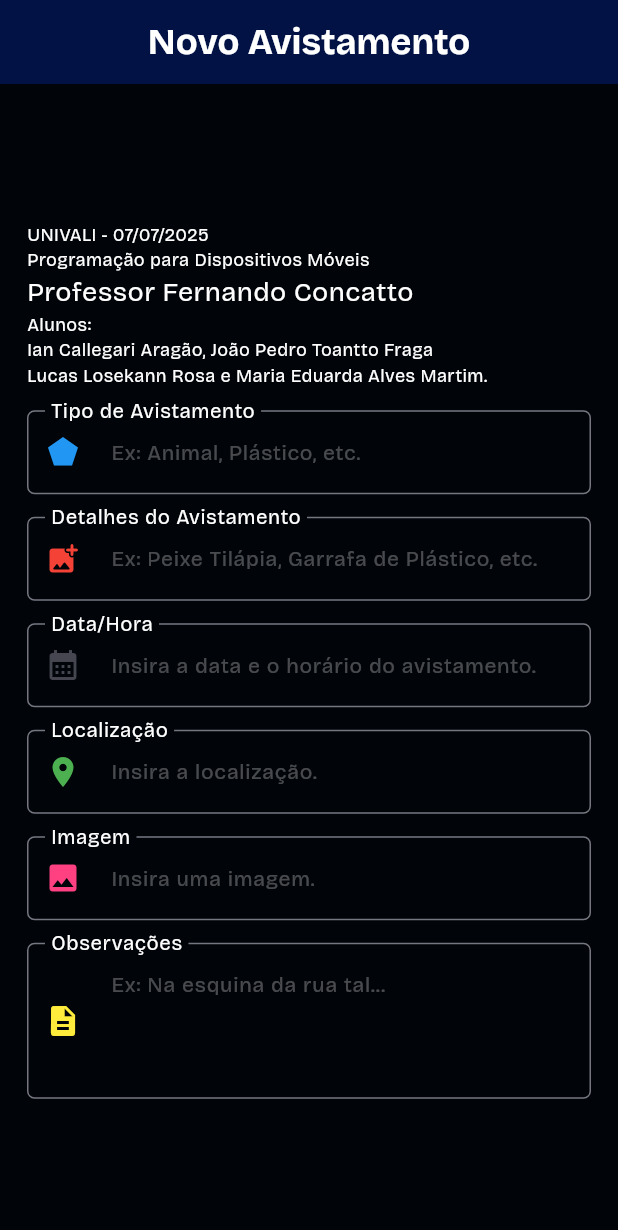
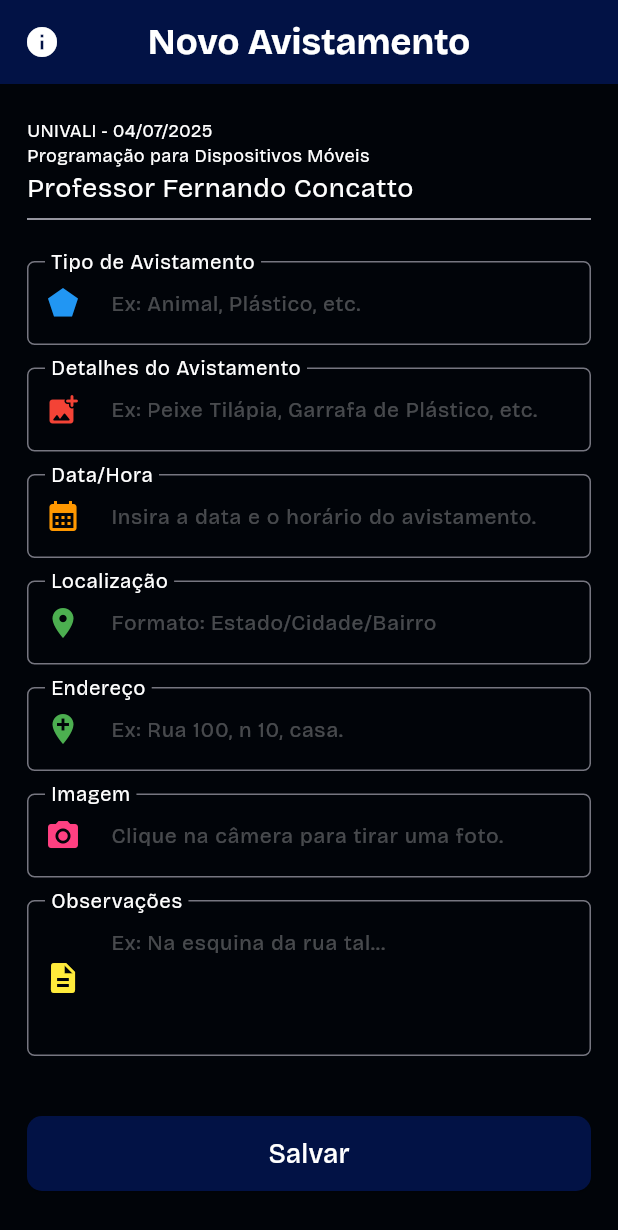
Before and after one commit to joaopedrofraga/mobdev-m3, a Flutter app: the screen it shows after launch, on a phone screen of 412 x 824 dp. Shown: the top 1230 px of the screen. Run offline on Flutter 3.47's test engine with Material 3 defaults, Android fonts, the phone set to English and light mode, and no system bars; our stand-ins replace google_fonts, image_picker.

Commit message:
Adição da função da câmera e teste de debug

```diff
--- a/lib/app.dart
+++ b/lib/app.dart
@@ -1,7 +1,10 @@
+import 'dart:io';
 import 'package:flutter/material.dart';
 import 'package:google_fonts/google_fonts.dart';
+import 'package:image_picker/image_picker.dart';
 import 'package:mobdev_m3/controller/app_colors.dart';
 import 'package:mobdev_m3/view/select_date_time_icon_button_widget.dart';
+import 'package:mobdev_m3/view/take_picture_icon_button_widget.dart';
 import 'package:mobdev_m3/view/text_form_field_widget.dart';
 import 'package:mobdev_m3/view/text_widget.dart';
 
@@ -14,11 +17,26 @@ class App extends StatefulWidget {
 
 class _AppState extends State<App> {
   DateTime? selectedDateTime;
+  final _imageController = TextEditingController();
+  XFile? _imageFile;
 
   void updateDateTime(DateTime newDateTime) {
     setState(() {
       selectedDateTime = newDateTime;
     });
+  }
+
+  void _updateImage(XFile newImage) {
+    setState(() {
+      _imageFile = newImage;
+      _imageController.text = newImage.name;
+    });
+  }
+
+  @override
+  void dispose() {
+    _imageController.dispose();
+    super.dispose();
   }
 
   @override
@@ -34,25 +52,26 @@ class _AppState extends State<App> {
           title: TextWidget.title('Novo Avistamento'),
           centerTitle: true,
           backgroundColor: AppColors.primaryColor,
+          leading: Tooltip(
+            message:
+                'Alunos\n- Ian Callegari Aragão\n- João Pedro Tonatto Fraga\n- Lucas Losekann Rosa\n- Maria Eduarda Alves Martim',
+            child: Icon(Icons.info, color: AppColors.whiteColor),
+          ),
         ),
         body: Padding(
-          padding: const EdgeInsets.all(18),
+          padding: const EdgeInsets.all(18).copyWith(top: 10),
           child: Center(
+            child: SingleChildScrollView(
               child: Column(
                 mainAxisSize: MainAxisSize.min,
                 crossAxisAlignment: CrossAxisAlignment.start,
                 children: [
-                TextWidget.small('UNIVALI - 07/07/2025'),
+                  TextWidget.small('UNIVALI - 04/07/2025'),
                   TextWidget.small('Programação para Dispositivos Móveis'),
                   TextWidget.normal('Professor Fernando Concatto'),
-                TextWidget.small('Alunos:'),
-                TextWidget.small(
-                  'Ian Callegari Aragão, João Pedro Toantto Fraga',
-                ),
-                TextWidget.small(
-                  'Lucas Losekann Rosa e Maria Eduarda Alves Martim.',
-                ),
-                const SizedBox(height: 15),
+                  const Divider(),
+                  const SizedBox(height: 20),
+
                   TextFormFieldWidget(
                     controller: TextEditingController(),
                     label: 'Tipo de Avistamento',
@@ -82,7 +101,7 @@ class _AppState extends State<App> {
                   TextFormFieldWidget(
                     controller: TextEditingController(),
                     label: 'Localização',
-                  hintText: 'Insira a localização.',
+                    hintText: 'Formato: Estado/Cidade/Bairro',
                     preffixIcon: Icon(
                       Icons.location_on_sharp,
                       color: Colors.green,
@@ -91,9 +110,34 @@ class _AppState extends State<App> {
                   const SizedBox(height: 15),
                   TextFormFieldWidget(
                     controller: TextEditingController(),
+                    label: 'Endereço',
+                    hintText: 'Ex: Rua 100, n 10, casa.',
+                    preffixIcon: Icon(Icons.add_location, color: Colors.green),
+                  ),
+                  const SizedBox(height: 15),
+                  /*if (_imageFile != null)
+                    Padding(
+                      padding: const EdgeInsets.only(bottom: 15.0),
+                      child: Center(
+                        child: ClipRRect(
+                          borderRadius: BorderRadius.circular(10),
+                          child: Image.file(
+                            File(_imageFile!.path),
+                            height: 200,
+                            width: double.infinity,
+                            fit: BoxFit.cover,
+                          ),
+                        ),
+                      ),
+                    ),*/
+                  TextFormFieldWidget(
+                    controller: _imageController,
                     label: 'Imagem',
-                  hintText: 'Insira uma imagem.',
-                  preffixIcon: Icon(Icons.image, color: Colors.pinkAccent),
+                    hintText: 'Clique na câmera para tirar uma foto.',
+                    readOnly: true,
+                    preffixIcon: TakePictureIconButtonWidget(
+                      onPictureTaken: _updateImage,
+                    ),
                   ),
                   const SizedBox(height: 15),
                   TextFormFieldWidget(
@@ -103,7 +147,23 @@ class _AppState extends State<App> {
                     preffixIcon: Icon(Icons.description, color: Colors.yellow),
                     maxLines: 3,
                   ),
+                  const SizedBox(height: 40),
+                  SizedBox(
+                    width: double.infinity,
+                    height: 50,
+                    child: ElevatedButton(
+                      onPressed: () {},
+                      style: ElevatedButton.styleFrom(
+                        backgroundColor: AppColors.primaryColor,
+                        shape: RoundedRectangleBorder(
+                          borderRadius: BorderRadius.circular(10),
+                        ),
+                      ),
+                      child: TextWidget.normal('Salvar'),
+                    ),
+                  ),
                 ],
+              ),
             ),
           ),
         ),
--- a/lib/view/select_date_time_icon_button_widget.dart
+++ b/lib/view/select_date_time_icon_button_widget.dart
@@ -54,7 +54,7 @@ class _SelectDateTimeIconButtonWidgetState
   Widget build(BuildContext context) {
     return IconButton(
       onPressed: selectDateTime,
-      icon: const Icon(Icons.calendar_month),
+      icon: Icon(Icons.calendar_month, color: Colors.orange),
     );
   }
 }
--- /dev/null
+++ b/lib/view/take_picture_icon_button_widget.dart
@@ -0,0 +1,44 @@
+import 'package:flutter/material.dart';
+import 'package:image_picker/image_picker.dart';
+
+class TakePictureIconButtonWidget extends StatefulWidget {
+  final Function(XFile) onPictureTaken;
+
+  const TakePictureIconButtonWidget({super.key, required this.onPictureTaken});
+
+  @override
+  State<TakePictureIconButtonWidget> createState() =>
+      _TakePictureIconButtonWidgetState();
+}
+
+class _TakePictureIconButtonWidgetState
+    extends State<TakePictureIconButtonWidget> {
+  final ImagePicker _picker = ImagePicker();
+
+  Future<void> _takePicture() async {
+    try {
+      final XFile? pickedFile = await _picker.pickImage(
+        source: ImageSource.camera,
+      );
+
+      if (pickedFile != null) {
+        widget.onPictureTaken(pickedFile);
+      }
+    } catch (e) {
+      if (mounted) {
+        ScaffoldMessenger.of(
+          context,
+        ).showSnackBar(SnackBar(content: Text('Erro ao tirar foto: $e')));
+      }
+    }
+  }
+
+  @override
+  Widget build(BuildContext context) {
+    return IconButton(
+      onPressed: _takePicture,
+      icon: const Icon(Icons.camera_alt, color: Colors.pinkAccent),
+      tooltip: 'Tirar Foto',
+    );
+  }
+}
--- a/lib/view/text_form_field_widget.dart
+++ b/lib/view/text_form_field_widget.dart
@@ -8,6 +8,7 @@ class TextFormFieldWidget extends StatelessWidget {
   final String? hintText;
   final Widget? preffixIcon;
   final int? maxLines;
+  final bool? readOnly;
 
   const TextFormFieldWidget({
     super.key,
@@ -16,12 +17,14 @@ class TextFormFieldWidget extends StatelessWidget {
     this.hintText,
     this.preffixIcon,
     this.maxLines,
+    this.readOnly,
   });
 
   @override
   Widget build(BuildContext context) {
     return TextFormField(
       controller: controller,
+      readOnly: readOnly ?? false,
       cursorColor: AppColors.whiteColor,
       maxLines: maxLines,
       style: TextStyle(color: AppColors.whiteColor),
--- a/pubspec.yaml
+++ b/pubspec.yaml
@@ -35,6 +35,7 @@ dependencies:
   # Use with the CupertinoIcons class for iOS style icons.
   cupertino_icons: ^1.0.8
   google_fonts: ^6.2.1
+  image_picker: ^1.1.2
 
 dev_dependencies:
   flutter_test:
```
Also changed, not shown: pubspec.lock, 5 other files. Lines whose indentation alone changed are shown as unchanged.
